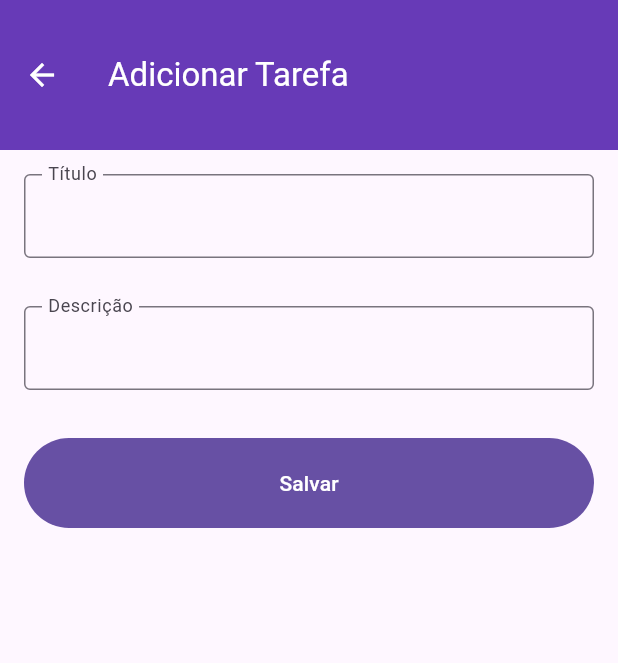
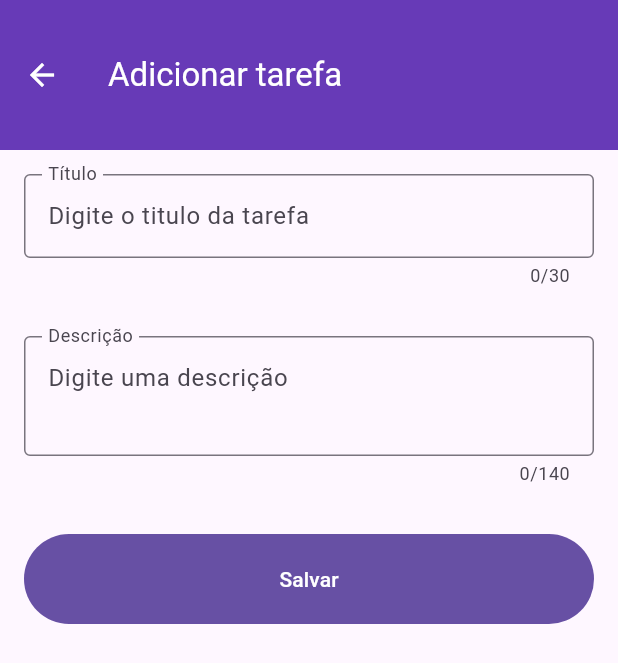
Before and after one commit to AlexandreAesir/App_TODO, a Flutter app: the screen it shows after launch, after a tap on the "add" icon, on a phone screen of 412 x 824 dp. Shown: the top 663 px of the screen. Run offline on Flutter 3.47's test engine with Material 3 defaults, Android fonts, the phone set to English and light mode, and no system bars.

```diff
--- a/lib/main.dart
+++ b/lib/main.dart
@@ -1,6 +1,5 @@
 import 'package:flutter/material.dart';
-import 'package:todo_terca/screen/home_screen.dart';
-
+import 'package:todo_terca/screens/home_screen.dart';
 
 void main() {
   runApp(const MainApp());
@@ -11,7 +10,6 @@ class MainApp extends StatelessWidget {
 
   @override
   Widget build(BuildContext context) {
-
     return MaterialApp(
       theme: ThemeData(
         appBarTheme: AppBarTheme(
--- a/lib/models/tarefa.dart
+++ b/lib/models/tarefa.dart
@@ -1,21 +1,17 @@
-
 class Tarefa {
   int id;
   String titulo;
   String descricao;
-  bool finalizado = false;
+  bool finalizada = false;
+
   Tarefa(this.id, this.titulo, this.descricao);
 
-
-
   void finalizar(){
-finalizado = true;
-
+    finalizada = true;
   }
 
-
   void iniciar(){
-    finalizado = false;
+    finalizada = false;
   }
 
 }
--- a/lib/screen/home_screen.dart
+++ b/lib/screen/home_screen.dart
@@ -44,7 +44,7 @@ class _HomeScreenState extends State<HomeScreen> {
                 itemCount: tarefas.length,
                 itemBuilder: (context, index) => Card(
                   child: ListTile(
-                    leading: Checkbox(value: tarefas[index].finalizado,
+                    leading: Checkbox(value: tarefas[index].finalizada,
                      onChanged:(finalizado){
                         setState(() {
                             if (finalizado == true) {
--- /dev/null
+++ b/lib/screens/adicionar_task_screen.dart
@@ -0,0 +1,107 @@
+import 'package:flutter/material.dart';
+import 'package:todo_terca/models/tarefa.dart';
+
+class AdicionarTaskScreen extends StatelessWidget {
+  AdicionarTaskScreen({super.key});
+
+  final tituloController = TextEditingController();
+  final descricaoController = TextEditingController();
+  final _formKey = GlobalKey<FormState>();
+
+  @override
+  Widget build(BuildContext context) {
+    return Scaffold(
+      appBar: AppBar(title: Text("Adicionar tarefa")),
+      body: Form(
+        key: _formKey,
+        child: Column(
+          children: [
+            //Campo do titulo
+            Padding(
+              padding: EdgeInsetsGeometry.all(16),
+              child: TextFormField(
+                decoration: InputDecoration(
+                  border: OutlineInputBorder(),
+                  hintText: "Digite o titulo da tarefa",
+                  label: Text("Título"),
+                  floatingLabelBehavior: FloatingLabelBehavior.always,
+                ),
+                controller: tituloController,
+                maxLength: 30,
+                validator: (valor) {
+                  if (valor == null || valor.isEmpty) {
+                    return "Preencha o campo título";
+                  }
+                  if (valor.length < 4) {
+                    return "Digite pelo menos 4 caracteres!";
+                  }
+
+                  return null;
+                },
+              ),
+            ),
+
+            //Campo da descrição
+            Padding(
+              padding: EdgeInsetsGeometry.all(16),
+              child: TextFormField(
+                maxLines: 2,
+                decoration: InputDecoration(
+                  border: OutlineInputBorder(),
+                  hintText: "Digite uma descrição",
+                  label: Text("Descrição"),
+                  floatingLabelBehavior: FloatingLabelBehavior.always,
+                ),
+                controller: descricaoController,
+                maxLength: 140,
+                validator: (valor) {
+                  if (valor == null || valor.isEmpty) {
+                    return "Preencha o campo descrição";
+                  }
+
+                  if (valor.length < 10) {
+                    return "Digite pelo menos 10 caracteres!";
+                  }
+
+                  return null;
+                },
+              ),
+            ),
+            Padding(
+              padding: const EdgeInsets.all(16.0),
+              child: FilledButton(
+                onPressed: () {
+                  //Formulário está valido
+                  if (_formKey.currentState!.validate()) {
+                    Tarefa novaTarefa = Tarefa(
+                      0,
+                      tituloController.text,
+                      descricaoController.text,
+                    );
+
+                    Navigator.pop(context, novaTarefa);
+
+                    ScaffoldMessenger.of(context).showSnackBar(
+                      SnackBar(content: Text("Tarefa criada com sucesso!")),
+                    );
+                  } else {
+                    ScaffoldMessenger.of(context).showSnackBar(
+                      SnackBar(
+                        content: Text("Preencha o formulário corretamente!"),
+                      ),
+                    );
+                  }
+                },
+                child: SizedBox(
+                  height: 60,
+                  width: double.infinity,
+                  child: Center(child: Text("Salvar")),
+                ),
+              ),
+            ),
+          ],
+        ),
+      ),
+    );
+  }
+}
--- /dev/null
+++ b/lib/screens/home_screen.dart
@@ -0,0 +1,89 @@
+import 'package:flutter/material.dart';
+import 'package:todo_terca/models/tarefa.dart';
+import 'package:todo_terca/screens/adicionar_task_screen.dart';
+import 'package:todo_terca/services/tarefa_service.dart';
+
+class HomeScreen extends StatefulWidget {
+  const HomeScreen({super.key});
+
+  @override
+  State<StatefulWidget> createState() => _HomeScreenState();
+}
+
+class _HomeScreenState extends State<HomeScreen> {
+  List<Tarefa> tarefas = TarefaService().listarTodas();
+
+  @override
+  Widget build(BuildContext context) {
+    return Scaffold(
+      appBar: AppBar(
+        actions: <Widget>[
+          Padding(
+            padding: const EdgeInsets.only(right: 16.0),
+            child: Icon(Icons.notifications),
+          ),
+          Padding(
+            padding: const EdgeInsets.only(right: 16.0),
+            child: CircleAvatar(child: Text("A")),
+          ),
+        ],
+        title: Column(
+          crossAxisAlignment: CrossAxisAlignment.start,
+          children: [
+            Text("Olá,", style: TextStyle(fontSize: 16.0)),
+            Text("Janderson", style: TextStyle(fontWeight: FontWeight.w700)),
+          ],
+        ),
+      ),
+      body: Column(
+        children: [
+          SizedBox(height: 10),
+          Text(
+            "Todas as tarefas",
+            style: TextStyle(fontSize: 26, fontWeight: FontWeight.w600),
+          ),
+          Expanded(
+            child: ListView.builder(
+              itemCount: tarefas.length,
+              itemBuilder: (context, index) => Card(
+                child: ListTile(
+                  leading: Checkbox(
+                    value: tarefas[index].finalizada,
+                    onChanged: (valor) {
+                      setState(() {
+                        if (valor == true) {
+                          tarefas[index].finalizar();
+                        } else {
+                          tarefas[index].iniciar();
+                        }
+                      });
+                    },
+                  ),
+                  title: Text(tarefas[index].titulo),
+                  subtitle: Text(tarefas[index].descricao),
+                  trailing: Icon(Icons.more_vert),
+                ),
+              ),
+            ),
+          ),
+        ],
+      ),
+      floatingActionButton: FloatingActionButton(
+        onPressed: () async {
+          final novaTarefa = await Navigator.push(
+            context,
+            MaterialPageRoute(builder: (context) => AdicionarTaskScreen()),
+          );
+
+          if (novaTarefa != null || novaTarefa is Tarefa) {
+            setState(() {
+              tarefas.add(novaTarefa);
+            });
+          }
+        },
+
+        child: Icon(Icons.add),
+      ),
+    );
+  }
+}
```
Also changed, not shown: lib/screen/add_task_screen.dart (line endings or trailing spaces), lib/services/tarefa_service.dart (line endings or trailing spaces), pubspec.lock, 15 other files.
